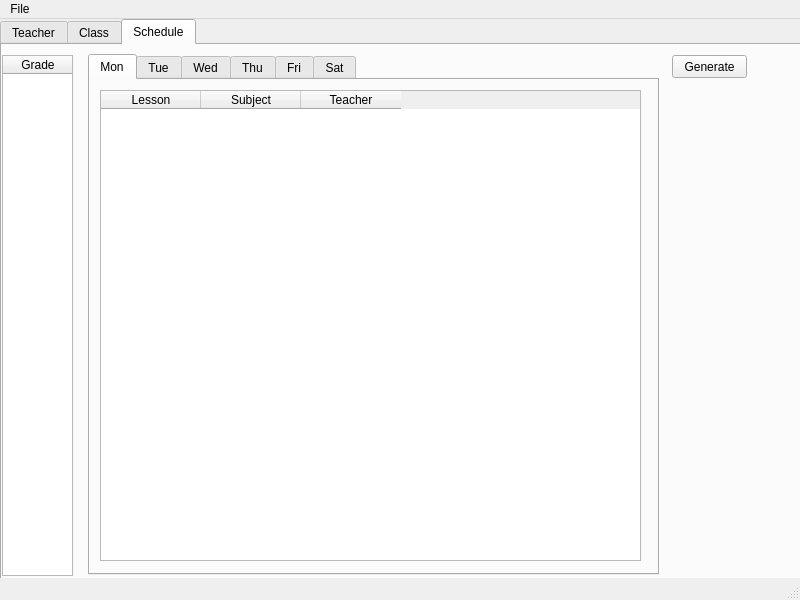
Qt form mainwindow.ui (imhoiamcat/ScheduleMaker) before a commit.
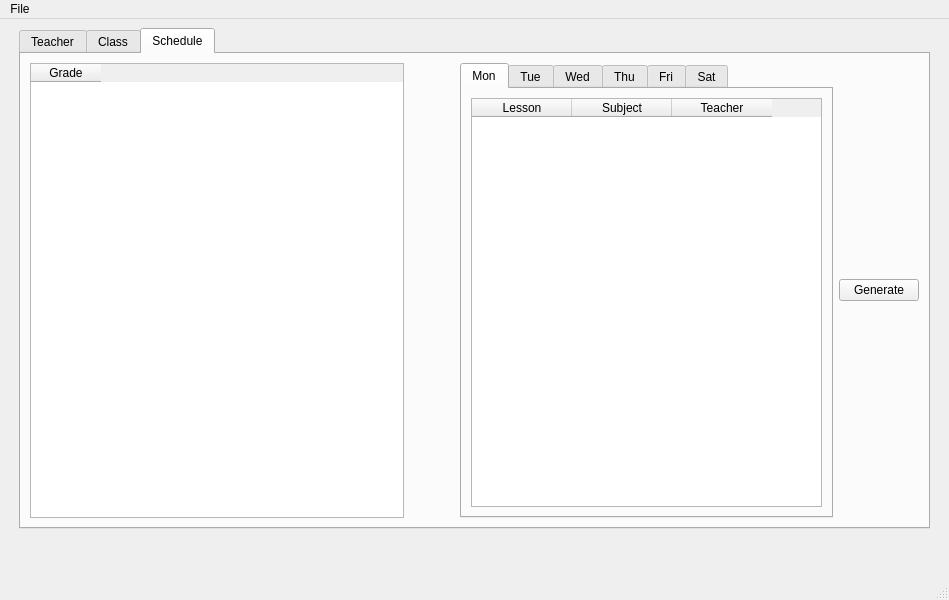
The same form after that commit. The open tabs and pages were chosen to show the change.

Commit message: Schedule tab ui corrected

```diff
--- a/mainwindow.ui
+++ b/mainwindow.ui
@@ -6,7 +6,7 @@
    <rect>
     <x>0</x>
     <y>0</y>
-    <width>800</width>
+    <width>949</width>
     <height>600</height>
    </rect>
   </property>
@@ -14,15 +14,30 @@
    <string>Schedule</string>
   </property>
   <widget class="QWidget" name="centralwidget">
+   <layout class="QGridLayout" name="gridLayout">
+    <item row="0" column="0">
+     <spacer name="horizontalSpacer">
+      <property name="orientation">
+       <enum>Qt::Horizontal</enum>
+      </property>
+      <property name="sizeType">
+       <enum>QSizePolicy::Fixed</enum>
+      </property>
+      <property name="sizeHint" stdset="0">
+       <size>
+        <width>10</width>
+        <height>20</height>
+       </size>
+      </property>
+     </spacer>
+    </item>
+    <item row="0" column="1">
+     <layout class="QVBoxLayout" name="verticalLayout_2">
+      <property name="sizeConstraint">
+       <enum>QLayout::SetDefaultConstraint</enum>
+      </property>
+      <item>
    <widget class="QTabWidget" name="tabWidget">
-    <property name="geometry">
-     <rect>
-      <x>0</x>
-      <y>0</y>
-      <width>801</width>
-      <height>561</height>
-     </rect>
-    </property>
     <property name="whatsThis">
      <string>&lt;html&gt;&lt;head/&gt;&lt;body&gt;&lt;p&gt;Teacher&lt;/p&gt;&lt;/body&gt;&lt;/html&gt;</string>
     </property>
@@ -276,62 +291,37 @@
      <attribute name="title">
       <string>Schedule</string>
      </attribute>
-     <widget class="QTableWidget" name="scheduleTableWidget">
-      <property name="geometry">
-       <rect>
-        <x>0</x>
-        <y>10</y>
-        <width>71</width>
-        <height>521</height>
-       </rect>
-      </property>
-      <attribute name="horizontalHeaderDefaultSectionSize">
-       <number>70</number>
-      </attribute>
-      <column>
-       <property name="text">
-        <string>Grade</string>
-       </property>
-      </column>
-     </widget>
-     <widget class="QPushButton" name="generateButton">
-      <property name="geometry">
-       <rect>
-        <x>670</x>
-        <y>10</y>
-        <width>75</width>
-        <height>23</height>
-       </rect>
-      </property>
-      <property name="text">
-       <string>Generate</string>
-      </property>
-     </widget>
+         <layout class="QGridLayout" name="gridLayout_4">
+          <item row="0" column="1">
+           <spacer name="horizontalSpacer_3">
+            <property name="orientation">
+             <enum>Qt::Horizontal</enum>
+            </property>
+            <property name="sizeType">
+             <enum>QSizePolicy::Fixed</enum>
+            </property>
+            <property name="sizeHint" stdset="0">
+             <size>
+              <width>50</width>
+              <height>20</height>
+             </size>
+            </property>
+           </spacer>
+          </item>
+          <item row="0" column="2">
+           <layout class="QGridLayout" name="gridLayout_3">
+            <item row="0" column="0">
      <widget class="QTabWidget" name="scheduleTabWidget">
-      <property name="geometry">
-       <rect>
-        <x>86</x>
-        <y>9</y>
-        <width>571</width>
-        <height>521</height>
-       </rect>
-      </property>
       <property name="currentIndex">
-       <number>5</number>
+               <number>0</number>
       </property>
       <widget class="QWidget" name="mon">
        <attribute name="title">
         <string>Mon</string>
        </attribute>
+               <layout class="QGridLayout" name="gridLayout_9">
+                <item row="0" column="0">
        <widget class="QTableWidget" name="monSchedTableWidget">
-        <property name="geometry">
-         <rect>
-          <x>10</x>
-          <y>10</y>
-          <width>541</width>
-          <height>471</height>
-         </rect>
-        </property>
         <column>
          <property name="text">
           <string>Lesson</string>
@@ -348,20 +338,16 @@
          </property>
         </column>
        </widget>
+                </item>
+               </layout>
       </widget>
       <widget class="QWidget" name="tue">
        <attribute name="title">
         <string>Tue</string>
        </attribute>
+               <layout class="QGridLayout" name="gridLayout_8">
+                <item row="0" column="0">
        <widget class="QTableWidget" name="tueSchedTableWidget">
-        <property name="geometry">
-         <rect>
-          <x>10</x>
-          <y>10</y>
-          <width>541</width>
-          <height>471</height>
-         </rect>
-        </property>
         <property name="columnCount">
          <number>3</number>
         </property>
@@ -381,20 +367,16 @@
          </property>
         </column>
        </widget>
+                </item>
+               </layout>
       </widget>
       <widget class="QWidget" name="wed">
        <attribute name="title">
         <string>Wed</string>
        </attribute>
+               <layout class="QGridLayout" name="gridLayout_7">
+                <item row="0" column="0">
        <widget class="QTableWidget" name="wedSchedTableWidget">
-        <property name="geometry">
-         <rect>
-          <x>10</x>
-          <y>10</y>
-          <width>541</width>
-          <height>471</height>
-         </rect>
-        </property>
         <column>
          <property name="text">
           <string>Leson</string>
@@ -411,20 +393,16 @@
          </property>
         </column>
        </widget>
+                </item>
+               </layout>
       </widget>
       <widget class="QWidget" name="thu">
        <attribute name="title">
         <string>Thu</string>
        </attribute>
+               <layout class="QGridLayout" name="gridLayout_6">
+                <item row="0" column="0">
        <widget class="QTableWidget" name="thuSchedTableWidget">
-        <property name="geometry">
-         <rect>
-          <x>10</x>
-          <y>10</y>
-          <width>541</width>
-          <height>471</height>
-         </rect>
-        </property>
         <column>
          <property name="text">
           <string>Leson</string>
@@ -441,20 +419,16 @@
          </property>
         </column>
        </widget>
+                </item>
+               </layout>
       </widget>
       <widget class="QWidget" name="fri">
        <attribute name="title">
         <string>Fri</string>
        </attribute>
+               <layout class="QGridLayout" name="gridLayout_5">
+                <item row="0" column="0">
        <widget class="QTableWidget" name="friSchedTableWidget">
-        <property name="geometry">
-         <rect>
-          <x>10</x>
-          <y>10</y>
-          <width>541</width>
-          <height>471</height>
-         </rect>
-        </property>
         <column>
          <property name="text">
           <string>Leson</string>
@@ -471,20 +445,16 @@
          </property>
         </column>
        </widget>
+                </item>
+               </layout>
       </widget>
       <widget class="QWidget" name="sat">
        <attribute name="title">
         <string>Sat</string>
        </attribute>
+               <layout class="QGridLayout" name="gridLayout_2">
+                <item row="0" column="0">
        <widget class="QTableWidget" name="satSchedTableWidget">
-        <property name="geometry">
-         <rect>
-          <x>10</x>
-          <y>10</y>
-          <width>541</width>
-          <height>471</height>
-         </rect>
-        </property>
         <column>
          <property name="text">
           <string>Leson</string>
@@ -501,17 +471,82 @@
          </property>
         </column>
        </widget>
-      </widget>
-     </widget>
-    </widget>
-   </widget>
+                </item>
+               </layout>
+              </widget>
+             </widget>
+            </item>
+           </layout>
+          </item>
+          <item row="0" column="0">
+           <widget class="QTableWidget" name="scheduleTableWidget">
+            <attribute name="horizontalHeaderDefaultSectionSize">
+             <number>70</number>
+            </attribute>
+            <column>
+             <property name="text">
+              <string>Grade</string>
+             </property>
+            </column>
+           </widget>
+          </item>
+          <item row="0" column="3">
+           <layout class="QHBoxLayout" name="horizontalLayout">
+            <item>
+             <widget class="QPushButton" name="generateButton">
+              <property name="text">
+               <string>Generate</string>
+              </property>
+             </widget>
+            </item>
+           </layout>
+          </item>
+         </layout>
+        </widget>
+       </widget>
+      </item>
+     </layout>
+    </item>
+    <item row="0" column="2">
+     <spacer name="horizontalSpacer_2">
+      <property name="orientation">
+       <enum>Qt::Horizontal</enum>
+      </property>
+      <property name="sizeType">
+       <enum>QSizePolicy::Fixed</enum>
+      </property>
+      <property name="sizeHint" stdset="0">
+       <size>
+        <width>10</width>
+        <height>20</height>
+       </size>
+      </property>
+     </spacer>
+    </item>
+    <item row="1" column="1">
+     <spacer name="verticalSpacer">
+      <property name="orientation">
+       <enum>Qt::Vertical</enum>
+      </property>
+      <property name="sizeType">
+       <enum>QSizePolicy::Fixed</enum>
+      </property>
+      <property name="sizeHint" stdset="0">
+       <size>
+        <width>20</width>
+        <height>40</height>
+       </size>
+      </property>
+     </spacer>
+    </item>
+   </layout>
   </widget>
   <widget class="QMenuBar" name="menubar">
    <property name="geometry">
     <rect>
      <x>0</x>
      <y>0</y>
-     <width>800</width>
+     <width>949</width>
      <height>21</height>
     </rect>
    </property>
```
Lines whose indentation alone changed are shown as unchanged.
